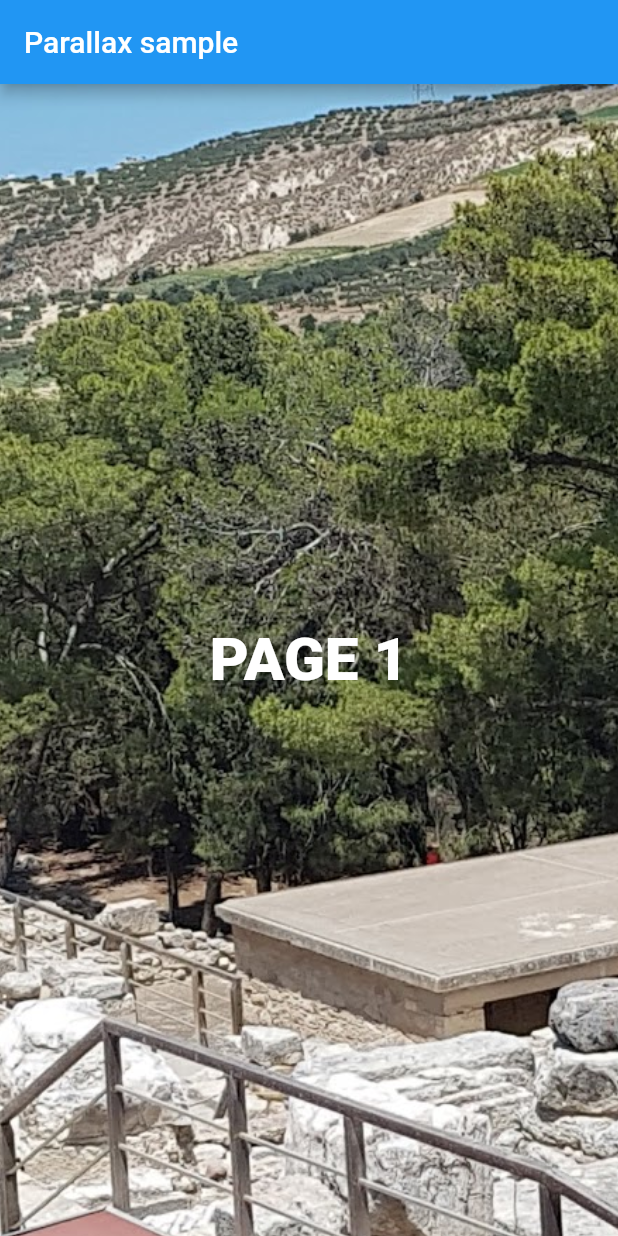
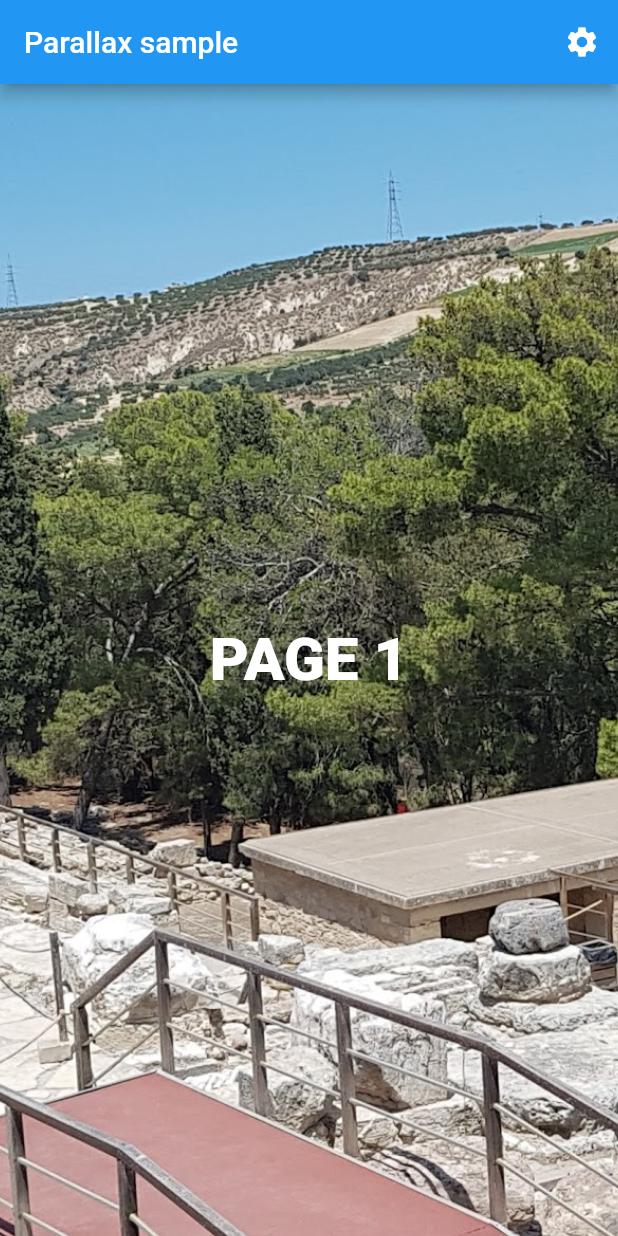
Before and after one commit to woutervanwijk/parallax_animation, a Flutter app: the screen it shows after launch, on a phone screen of 412 x 824 dp. Run offline on Flutter 3.47's test engine with Material 2 defaults, Android fonts, the phone set to English and light mode, and no system bars.

Commit message:
Add sample and better readme (#4)
* Made a better sample, added some readme and example videos

* add images

* Better README.md

* Update README.md

fix image table

```diff
--- /dev/null
+++ b/example/lib/data/parallax_preference.dart
@@ -0,0 +1,58 @@
+import 'package:flutter/material.dart';
+import 'package:flutter/widgets.dart';
+
+class ParallaxPreferences {
+  final Axis scrollDirection;
+  final bool usePageView;
+  final double overflowWidthFactor;
+  final double overflowHeightFactor;
+  final bool fixedHorizontal;
+  final bool fixedVertical;
+  final bool inverted;
+  final Alignment alignment;
+  final bool clipOverflow;
+  final EdgeInsets parallaxPadding;
+  final bool showDebugInfo;
+
+  const ParallaxPreferences(
+      {
+        this.scrollDirection = Axis.vertical,
+        this.usePageView = true,
+        this.overflowWidthFactor = 1.5,
+        this.overflowHeightFactor = 1.5,
+        this.fixedHorizontal = false,
+        this.fixedVertical = false,
+        this.inverted = false,
+        this.alignment = Alignment.center,
+        this.clipOverflow = true,
+        this.showDebugInfo = false,
+        this.parallaxPadding = const EdgeInsets.all(0)});
+
+  ParallaxPreferences copyWith({
+    Axis? scrollDirection,
+    bool? usePageView,
+    double? overflowWidthFactor,
+    double? overflowHeightFactor,
+    bool? fixedHorizontal,
+    bool? fixedVertical,
+    bool? inverted,
+    Alignment? alignment,
+    bool? clipOverflow,
+    EdgeInsets? parallaxPadding,
+    bool? showDebugInfo,
+  }) {
+    return new ParallaxPreferences(
+      scrollDirection: scrollDirection ?? this.scrollDirection,
+      usePageView: usePageView ?? this.usePageView,
+      overflowWidthFactor: overflowWidthFactor ?? this.overflowWidthFactor,
+      overflowHeightFactor: overflowHeightFactor ?? this.overflowHeightFactor,
+      fixedHorizontal: fixedHorizontal ?? this.fixedHorizontal,
+      fixedVertical: fixedVertical ?? this.fixedVertical,
+      inverted: inverted ?? this.inverted,
+      alignment: alignment ?? this.alignment,
+      clipOverflow: clipOverflow ?? this.clipOverflow,
+      parallaxPadding: parallaxPadding ?? this.parallaxPadding,
+      showDebugInfo: showDebugInfo ?? this.showDebugInfo,
+    );
+  }
+}
--- a/example/lib/main.dart
+++ b/example/lib/main.dart
@@ -1,5 +1,5 @@
+import 'package:example/routes/parallax_route.dart';
 import 'package:flutter/material.dart';
-import 'package:parallax_animation/parallax_animation.dart';
 
 void main() {
   runApp(ParallaxApp());
@@ -10,42 +10,11 @@ class ParallaxApp extends StatelessWidget {
   Widget build(BuildContext context) {
     return MaterialApp(
       title: 'Flutter Demo',
+      debugShowCheckedModeBanner: false,
       theme: ThemeData(
         primarySwatch: Colors.blue,
       ),
-      home: ParallaxPage(),
+      home: ParallaxRoute(),
     );
   }
 }
-
-class ParallaxPage extends StatelessWidget {
-  @override
-  Widget build(BuildContext context) {
-    return Scaffold(
-      appBar: AppBar(title: Text("Parallax sample")),
-      body: ParallaxArea(
-        child: PageView.builder(
-            scrollDirection: Axis.vertical,
-            itemBuilder: (context, index) {
-              return ParallaxWidget(
-                child: Center(
-                  child: Text(
-                    "PAGE ${index + 1}",
-                    style: TextStyle(
-                      color: Colors.white,
-                      fontSize: 40,
-                      fontWeight: FontWeight.w900,
-                    ),
-                  ),
-                ),
-                overflowWidthFactor: 1,
-                background: Image.asset(
-                  "assets/background_${index % 3}.jpg",
-                  fit: BoxFit.cover,
-                ),
-              );
-            }),
-      ),
-    );
-  }
-}
--- /dev/null
+++ b/example/lib/routes/parallax_route.dart
@@ -0,0 +1,70 @@
+import 'package:example/data/parallax_preference.dart';
+import 'package:example/routes/settings_route.dart';
+import 'package:example/ui/parallax_item.dart';
+import 'package:flutter/material.dart';
+import 'package:parallax_animation/parallax_animation.dart';
+
+class ParallaxRoute extends StatefulWidget {
+  @override
+  _ParallaxRouteState createState() => _ParallaxRouteState();
+}
+
+class _ParallaxRouteState extends State<ParallaxRoute> {
+  var preferences = ParallaxPreferences();
+
+  @override
+  Widget build(BuildContext context) {
+    return Scaffold(
+      appBar: AppBar(
+        title: Text("Parallax sample"),
+        actions: [
+          IconButton(
+              onPressed: () async {
+                ParallaxPreferences? newPreferences =
+                    await Navigator.of(context)
+                        .push(MaterialPageRoute(builder: (context) {
+                  return SettingsRoute(preferences);
+                }));
+                if(newPreferences != null) {
+                  setState(() {
+                    preferences = newPreferences;
+                  });
+                }
+              },
+              icon: Icon(
+                Icons.settings,
+              ))
+        ],
+      ),
+      body: ParallaxArea(
+        child: preferences.usePageView
+            ? PageView.builder(
+                scrollDirection: preferences.scrollDirection,
+                itemBuilder: (context, index) {
+                  return ParallaxItem(
+                    preferences: preferences,
+                    text: "PAGE ${index + 1}",
+                    index: index,
+                  );
+                })
+            : ListView.builder(
+                scrollDirection: preferences.scrollDirection,
+                itemBuilder: (context, index) {
+                  return Container(
+                    width: preferences.scrollDirection == Axis.vertical
+                        ? double.infinity
+                        : 200,
+                    height: preferences.scrollDirection == Axis.horizontal
+                        ? double.infinity
+                        : 200,
+                    child: ParallaxItem(
+                      preferences: preferences,
+                      text: "ITEM ${index + 1}",
+                      index: index,
+                    ),
+                  );
+                }),
+      ),
+    );
+  }
+}
--- /dev/null
+++ b/example/lib/ui/parallax_item.dart
@@ -0,0 +1,49 @@
+import 'package:example/data/parallax_preference.dart';
+import 'package:flutter/material.dart';
+
+import 'package:parallax_animation/parallax_animation.dart';
+
+class ParallaxItem extends StatelessWidget {
+  final ParallaxPreferences preferences;
+  final String text;
+  final int index;
+
+  const ParallaxItem({
+    Key? key,
+    required this.preferences,
+    required this.text,
+    required this.index,
+  }) : super(
+          key: key,
+        );
+
+  @override
+  Widget build(BuildContext context) {
+    return ParallaxWidget(
+      overflowHeightFactor: preferences.overflowHeightFactor,
+      overflowWidthFactor: preferences.overflowWidthFactor,
+      fixedHorizontal: preferences.fixedHorizontal,
+      fixedVertical: preferences.fixedVertical,
+      inverted: preferences.inverted,
+      alignment: preferences.alignment,
+      clipOverflow: preferences.clipOverflow,
+      showDebugInfo: preferences.showDebugInfo,
+      parallaxPadding: preferences.parallaxPadding,
+      child: Center(
+        child: Text(
+          text,
+          textAlign: TextAlign.center,
+          style: TextStyle(
+            color: Colors.white,
+            fontSize: 40,
+            fontWeight: FontWeight.w900,
+          ),
+        ),
+      ),
+      background: Image.asset(
+        "assets/background_${index % 3}.jpg",
+        fit: BoxFit.cover,
+      ),
+    );
+  }
+}
--- a/lib/parallax_widget.dart
+++ b/lib/parallax_widget.dart
@@ -11,8 +11,8 @@ import 'parallax_area.dart';
 /// If no [ParallaxArea] is found this widget will simply render the [child] and the [background] without any effect.
 
 class ParallaxWidget extends StatefulWidget {
-  const ParallaxWidget(
-      {Key? key,
+  const ParallaxWidget({
+    Key? key,
     required this.child,
     this.background,
     this.overflowWidthFactor = 2,
@@ -23,8 +23,8 @@ class ParallaxWidget extends StatefulWidget {
     this.alignment = Alignment.center,
     this.clipOverflow = true,
     this.showDebugInfo = false,
-      this.parallaxPadding = const EdgeInsets.all(0)})
-      : super(key: key);
+    this.parallaxPadding = EdgeInsets.zero,
+  }) : super(key: key);
 
   /// Main child to be displayed
   /// the size of the background will be matched to this child
@@ -36,20 +36,27 @@ class ParallaxWidget extends StatefulWidget {
   final Widget? background;
 
   /// The width multiplier factor, the background will be as larger as the child
-  /// multiplied by the overflowWidthFactor
+  /// multiplied by the overflowWidthFactor.
+  /// increasing this value will increase the parallax effect during horizontal scroll
+  /// Min value 1, default value 2
   final double overflowWidthFactor;
 
-  /// The height multiplier factor, the background will be as higher as the child
-  /// multiplied by the overflowWidthFactor
+  /// The height multiplier factor, the background will be as taller as the child
+  /// multiplied by the overflowHeightFactor
+  /// increasing this value will increase the parallax effect during vertical scroll
+  /// Min value 1, default value 2
   final double overflowHeightFactor;
 
   /// if true the parallax effect will be disabled for the horizontal Axis
+  /// default value false
   final bool fixedHorizontal;
 
   /// if true the parallax effect will be disabled for the vertical Axis
+  /// default value false
   final bool fixedVertical;
 
   /// if true the parallax effect will be inverted for both Axis
+  /// default value false
   final bool inverted;
 
   /// define the point where this Parallax should be centered
@@ -57,13 +64,17 @@ class ParallaxWidget extends StatefulWidget {
   /// if you set the Alignment.topLeft, the Background widget will be centered
   /// when the ParallaxWidget top and left will be aligned with the top and the
   /// left of the ParallaxArea parent.
+  /// default value [Alignment.center]
   final Alignment alignment;
 
   /// define if the overflow should be clipped
+  /// if not clipped the content will overflow outside the ParallaxWidget
+  /// default value true
   final bool clipOverflow;
 
   /// give the parallax a general padding, used to avoid pixel
   /// bleeding if the content doesn't cover completely the viewport
+  /// default value [EdgeInsets.zero]
   final EdgeInsets parallaxPadding;
 
   ///show some debug info like positioning on the currentParallax boundary and overflows
@@ -82,6 +93,11 @@ class _ParallaxWidgetState extends State<ParallaxWidget> {
   @override
   void initState() {
     super.initState();
+    if (widget.overflowWidthFactor < 1 || widget.overflowHeightFactor < 1) {
+      throw ArgumentError(
+          "Overflows minimum value is 1, current overflow values(W: ${widget.overflowWidthFactor} - H: ${widget.overflowHeightFactor})");
+    }
+
     WidgetsBinding.instance?.addPostFrameCallback((_) {
       parallaxListener = _computeParallaxOffset;
       parallaxArea?.addListener(parallaxListener);
@@ -91,6 +107,9 @@ class _ParallaxWidgetState extends State<ParallaxWidget> {
   @override
   void didChangeDependencies() {
     parallaxArea = ParallaxArea.of(context);
+    if (parallaxArea == null) {
+      throw ArgumentError("No ParallaxArea found over this widget in the tree");
+    }
     super.didChangeDependencies();
   }
 
@@ -125,8 +144,7 @@ class _ParallaxWidgetState extends State<ParallaxWidget> {
                     child: SizedBox.fromSize(
                       size: Size(maxWidth, maxHeight),
                       child: widget.background,
-                    )
-                );
+                    ));
               },
             ),
           ),
```
Also changed, not shown: example/lib/routes/settings_route.dart (added, +301 -0 lines), example/pubspec.lock, pubspec.lock, 6 other files. Lines whose indentation alone changed are shown as unchanged.
